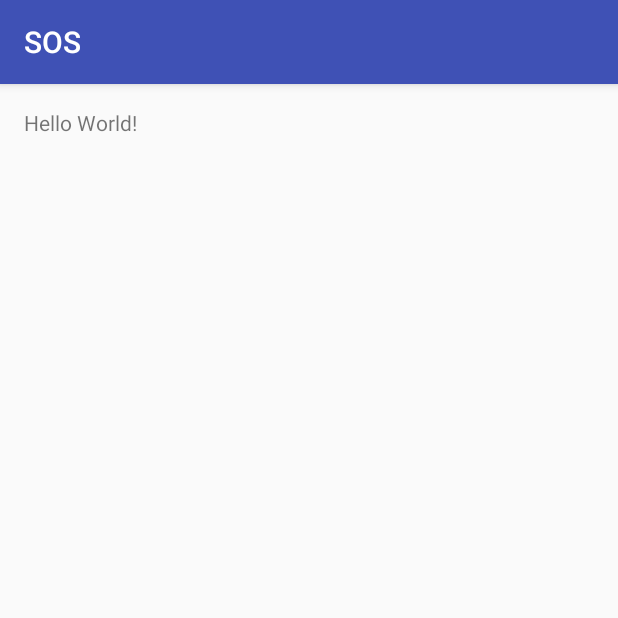
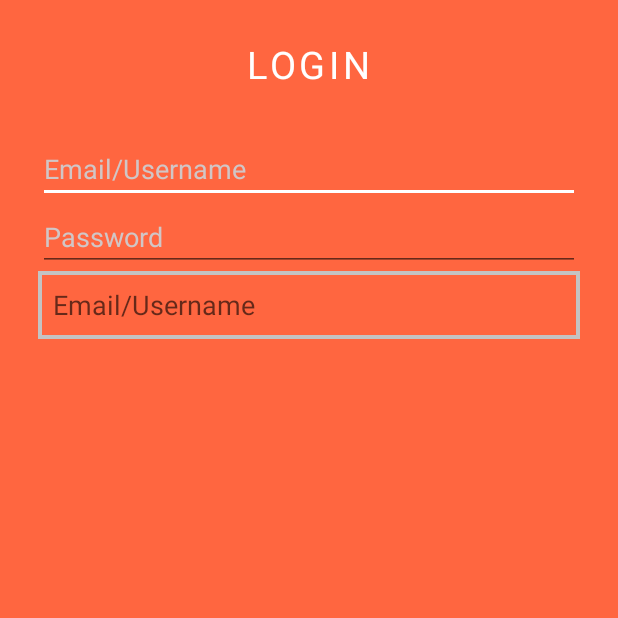
Before and after one commit to prashanth-nani/sos, an Android app: the screen it shows after launch (MainActivity), on a phone screen of 412 x 824 dp, the top half of it. Run offline under Robolectric (Android 15) with nearby library versions, the phone set to English and light mode, and no system bars.

Commit message:
Add dummy login activity

```diff
--- a/app/src/main/AndroidManifest.xml
+++ b/app/src/main/AndroidManifest.xml
@@ -8,7 +8,9 @@
         android:label="@string/app_name"
         android:supportsRtl="true"
         android:theme="@style/AppTheme">
-        <activity android:name=".MainActivity">
+        <activity
+            android:name=".MainActivity"
+            android:configChanges="orientation|screenSize">
             <intent-filter>
                 <action android:name="android.intent.action.MAIN" />
 
--- a/app/src/main/java/in/ac/mnnit/sos/MainActivity.java
+++ b/app/src/main/java/in/ac/mnnit/sos/MainActivity.java
@@ -1,5 +1,6 @@
 package in.ac.mnnit.sos;
 
+import android.content.res.Configuration;
 import android.os.PersistableBundle;
 import android.support.v7.app.AppCompatActivity;
 import android.os.Bundle;
@@ -50,4 +51,10 @@ public class MainActivity extends AppCompatActivity {
         super.onDestroy();
         Log.d(TAG, "onDestroy: ");
     }
+
+    @Override
+    public void onConfigurationChanged(Configuration newConfig) {
+        super.onConfigurationChanged(newConfig);
+        Log.d(TAG, "onConfigurationChanged: ");
+    }
 }
--- /dev/null
+++ b/app/src/main/res/drawable/text_input_background.xml
@@ -0,0 +1,6 @@
+<shape xmlns:android="http://schemas.android.com/apk/res/android"
+android:shape="rectangle">
+<solid android:color="#00000000" />
+<stroke android:width="2.5dp"
+    android:color="#c4c3c3" />
+</shape>
--- a/app/src/main/res/layout/activity_main.xml
+++ b/app/src/main/res/layout/activity_main.xml
@@ -1,17 +1,48 @@
 <?xml version="1.0" encoding="utf-8"?>
-<RelativeLayout xmlns:android="http://schemas.android.com/apk/res/android"
+<LinearLayout xmlns:android="http://schemas.android.com/apk/res/android"
     xmlns:tools="http://schemas.android.com/tools"
     android:id="@+id/activity_main"
     android:layout_width="match_parent"
     android:layout_height="match_parent"
-    android:paddingBottom="@dimen/activity_vertical_margin"
-    android:paddingLeft="@dimen/activity_horizontal_margin"
-    android:paddingRight="@dimen/activity_horizontal_margin"
-    android:paddingTop="@dimen/activity_vertical_margin"
+    android:orientation="vertical"
+    android:background="@color/colorPrimary"
+    android:padding="25dp"
     tools:context="in.ac.mnnit.sos.MainActivity">
 
     <TextView
         android:layout_width="wrap_content"
         android:layout_height="wrap_content"
-        android:text="Hello World!" />
-</RelativeLayout>
+        android:layout_gravity="center"
+        android:textColor="#FFF"
+        android:textSize="25sp"
+        android:textAllCaps="true"
+        android:letterSpacing="0.1"
+        android:text="Login" />
+
+    <EditText
+        android:paddingTop="40dp"
+        android:layout_width="match_parent"
+        android:layout_height="wrap_content"
+        android:hint="@string/email_username"
+        android:textColor="@color/colorAccent"
+        android:inputType="textEmailAddress"
+        android:textColorHint="#d1c6c6"/>
+
+    <EditText
+        android:layout_width="match_parent"
+        android:layout_height="wrap_content"
+        android:inputType="textPassword"
+        android:textColor="@color/colorAccent"
+        android:hint="Password"
+        android:textColorHint="#d1c6c6"/>
+
+    <EditText
+        android:id="@+id/searchBox"
+        android:layout_width="fill_parent"
+        android:layout_height="45dp"
+        android:background="@drawable/text_input_background"
+        android:hint="@string/email_username"
+        android:paddingLeft="10dp"
+        android:inputType="textVisiblePassword" />
+
+</LinearLayout>
--- a/app/src/main/res/values/colors.xml
+++ b/app/src/main/res/values/colors.xml
@@ -1,6 +1,7 @@
 <?xml version="1.0" encoding="utf-8"?>
 <resources>
-    <color name="colorPrimary">#3F51B5</color>
-    <color name="colorPrimaryDark">#303F9F</color>
-    <color name="colorAccent">#FF4081</color>
+    <color name="colorPrimary">#ff6640</color>
+    <color name="colorPrimaryDark">#ff6640</color>
+    <color name="colorAccent">#ffffff</color>
+    <color name="colorOrange">#ff6640</color>
 </resources>
--- a/app/src/main/res/values/strings.xml
+++ b/app/src/main/res/values/strings.xml
@@ -1,3 +1,4 @@
 <resources>
     <string name="app_name">SOS</string>
+    <string name="email_username">Email/Username</string>
 </resources>
--- a/app/src/main/res/values/styles.xml
+++ b/app/src/main/res/values/styles.xml
@@ -1,7 +1,7 @@
 <resources>
 
     <!-- Base application theme. -->
-    <style name="AppTheme" parent="Theme.AppCompat.Light.DarkActionBar">
+    <style name="AppTheme" parent="Theme.AppCompat.Light.NoActionBar">
         <!-- Customize your theme here. -->
         <item name="colorPrimary">@color/colorPrimary</item>
         <item name="colorPrimaryDark">@color/colorPrimaryDark</item>
--- a/gradle.properties
+++ b/gradle.properties
@@ -12,15 +12,15 @@
 # This option should only be used with decoupled projects. More details, visit
 # http://www.gradle.org/docs/current/userguide/multi_project_builds.html#sec:decoupled_projects
 # org.gradle.parallel=true
-#Sat Feb 11 12:41:28 IST 2017
+#Sun Feb 12 17:49:02 IST 2017
 systemProp.http.proxyPort=3128
 systemProp.http.proxyUser=edcguest
 systemProp.http.proxyPassword=edcguest
 org.gradle.jvmargs=-Xmx1536m
 systemProp.https.proxyPassword=edcguest
-systemProp.https.proxyHost=172.31.100.29
+systemProp.https.proxyHost=172.31.100.27
 systemProp.http.nonProxyHosts=192.168.*, 172.31.*
-systemProp.http.proxyHost=172.31.100.29
+systemProp.http.proxyHost=172.31.100.27
 systemProp.https.proxyPort=3128
 systemProp.https.nonProxyHosts=192.168.*, 172.31.*
 systemProp.https.proxyUser=edcguest
```
